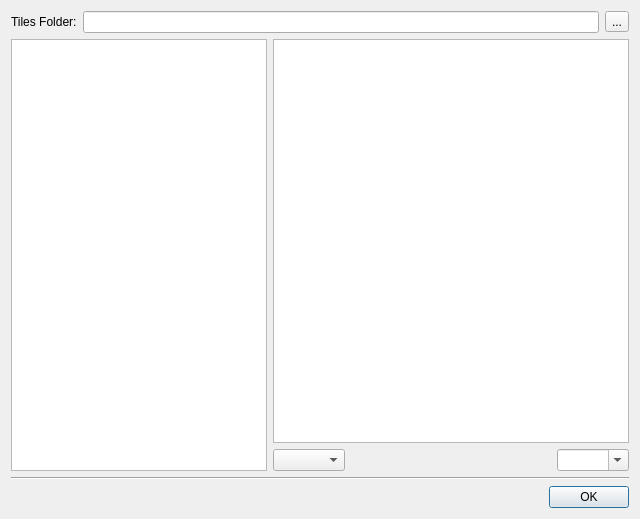
This is src/tiled/tilemetainfodialog.ui in timbaker/tiled as Qt 5 draws it before an edit. The edited form follows.
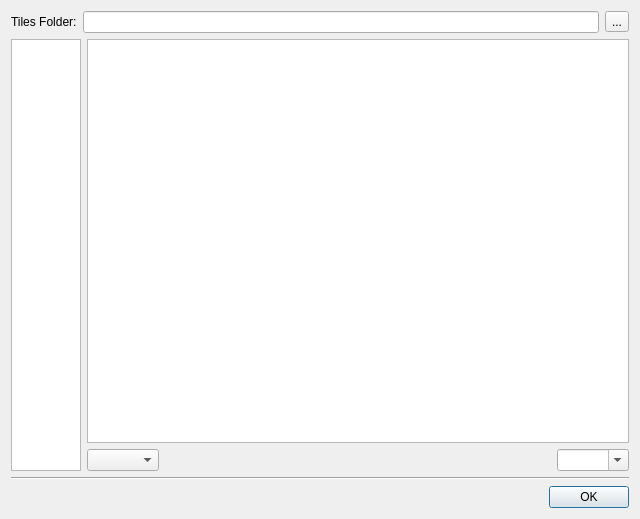
This is the edited form. Icons and pictures are not drawn. Custom widgets are drawn as their Qt base class.

Commit message: Fussed around with TileMetaInfoDialog to get the tileset names list to be the desired width.

Diff of the .ui file:
```diff
--- a/src/tiled/tilemetainfodialog.ui
+++ b/src/tiled/tilemetainfodialog.ui
@@ -40,13 +40,13 @@
     </layout>
    </item>
    <item row="1" column="0">
-    <layout class="QHBoxLayout" name="horizontalLayout_XXX" stretch="0,1">
+    <layout class="QHBoxLayout" name="horizontalLayout_XXX">
      <item>
       <layout class="QVBoxLayout" name="tilesetLayout">
        <item>
         <widget class="QListWidget" name="tilesets">
          <property name="sizePolicy">
-          <sizepolicy hsizetype="Fixed" vsizetype="Expanding">
+          <sizepolicy hsizetype="Preferred" vsizetype="Expanding">
            <horstretch>0</horstretch>
            <verstretch>0</verstretch>
           </sizepolicy>
```
The commit also changes 1 other file.
